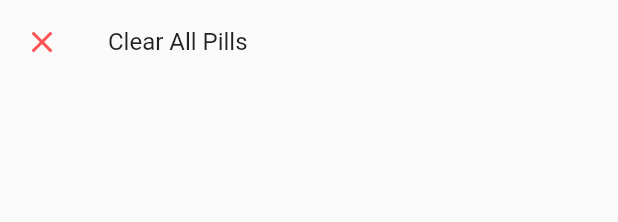
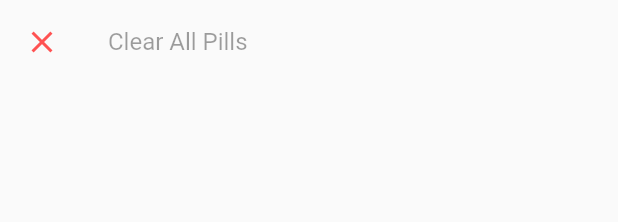
Before and after one commit to TomerPacific/Pill, a Flutter app: the SettingsPage widget shown alone on an empty page, opened directly, on a phone screen of 412 x 824 dp. Shown: the top 222 px of the screen. Run offline on Flutter 3.47's test engine with Material 2 defaults, Android fonts, the phone set to English and light mode, and no system bars; our stand-ins replace flutter_bloc, shared_preferences; accounts and stored records are empty.

```diff
--- a/lib/page/settings_page.dart
+++ b/lib/page/settings_page.dart
@@ -2,6 +2,7 @@ import 'package:flutter/material.dart';
 import 'package:flutter_bloc/flutter_bloc.dart';
 import 'package:pill/bloc/pill/pill_bloc.dart';
 import 'package:pill/bloc/pill/pill_event.dart';
+import 'package:pill/service/shared_preferences_service.dart';
 
 class SettingsPage extends StatelessWidget {
 
@@ -15,6 +16,7 @@ class SettingsPage extends StatelessWidget {
                       leading: const Icon(
                           Icons.clear,
                           color: Colors.redAccent),
+                      enabled: SharedPreferencesService().areThereAnyPillsToTake(),
                       onTap: () {
                         AlertDialog alertDialog = AlertDialog(
                           title: const Text("Clear All Saved Pills"),
```
